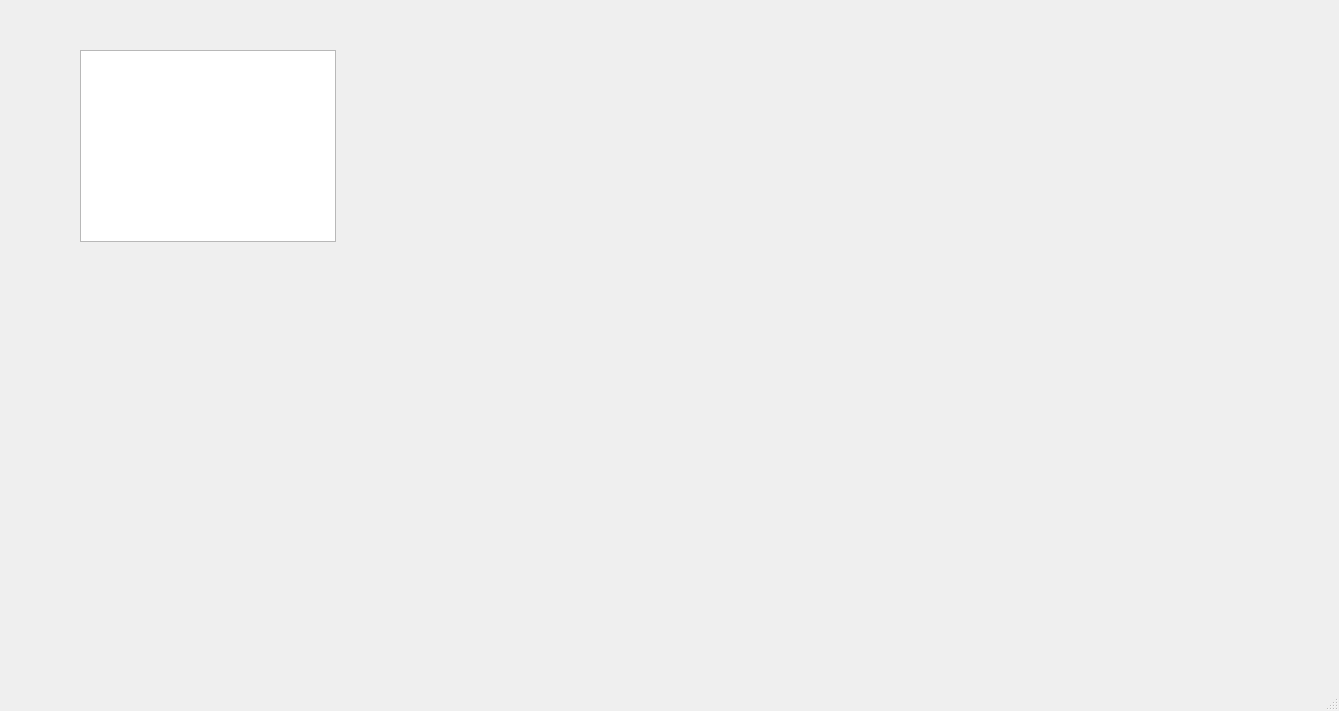
The window that menu.ui (SerSul/TaskManage) describes before a commit, drawn with Qt 5.
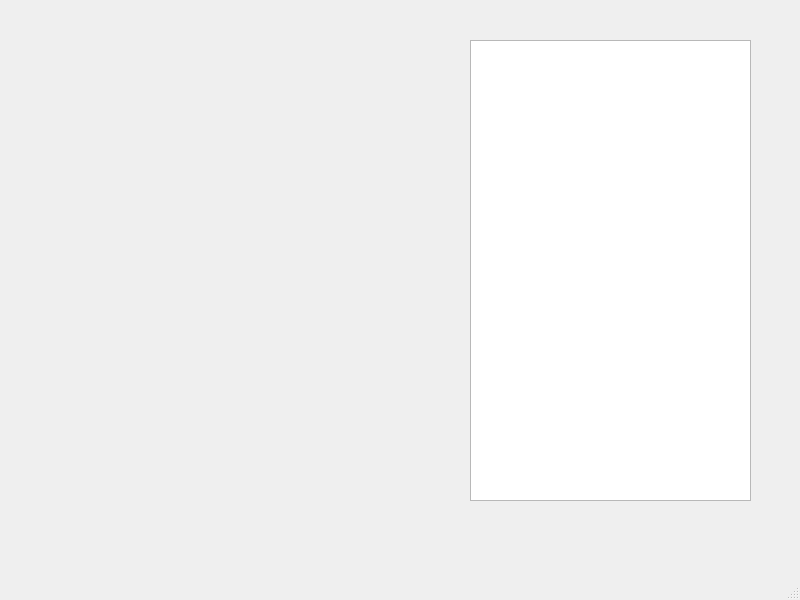
The same window after the commit.

Commit message: added Task requests

Patch:
```diff
--- a/menu.ui
+++ b/menu.ui
@@ -6,21 +6,21 @@
    <rect>
     <x>0</x>
     <y>0</y>
-    <width>1339</width>
-    <height>711</height>
+    <width>800</width>
+    <height>600</height>
    </rect>
   </property>
   <property name="windowTitle">
    <string>MainWindow</string>
   </property>
   <widget class="QWidget" name="centralwidget">
-   <widget class="QListView" name="TasksList">
+   <widget class="QTableView" name="tableView">
     <property name="geometry">
      <rect>
-      <x>80</x>
-      <y>50</y>
-      <width>256</width>
-      <height>192</height>
+      <x>470</x>
+      <y>40</y>
+      <width>281</width>
+      <height>461</height>
      </rect>
     </property>
    </widget>
```
Left out of the diff: 2 changed lines with no effect on the pictures. The commit also changes 28 other files.
